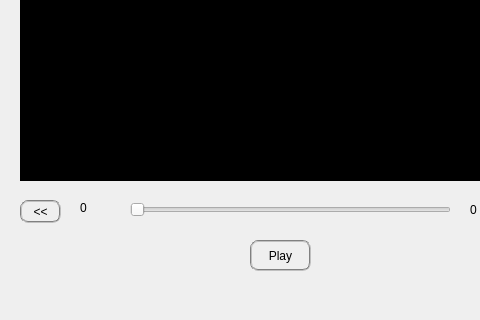
Before: the Qt Designer form decter/mainwindow.ui in bigflower123/PFE, drawn with Qt 5; both pictures show x 0 to 480 and y 326 to 646 of the 779 by 646 pixel window.
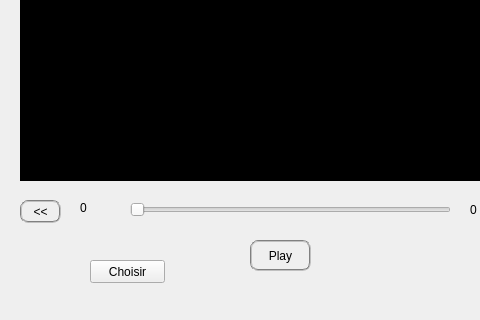
After: the same form once the commit is applied. Custom widgets are drawn as their Qt base class.

What changed in the file:
```diff
--- a/decter/mainwindow.ui
+++ b/decter/mainwindow.ui
@@ -117,6 +117,19 @@
      <string>&lt;&lt;</string>
     </property>
    </widget>
+   <widget class="QPushButton" name="chooseButton">
+    <property name="geometry">
+     <rect>
+      <x>90</x>
+      <y>550</y>
+      <width>75</width>
+      <height>23</height>
+     </rect>
+    </property>
+    <property name="text">
+     <string>Choisir</string>
+    </property>
+   </widget>
   </widget>
   <widget class="QMenuBar" name="menuBar">
    <property name="geometry">
```
